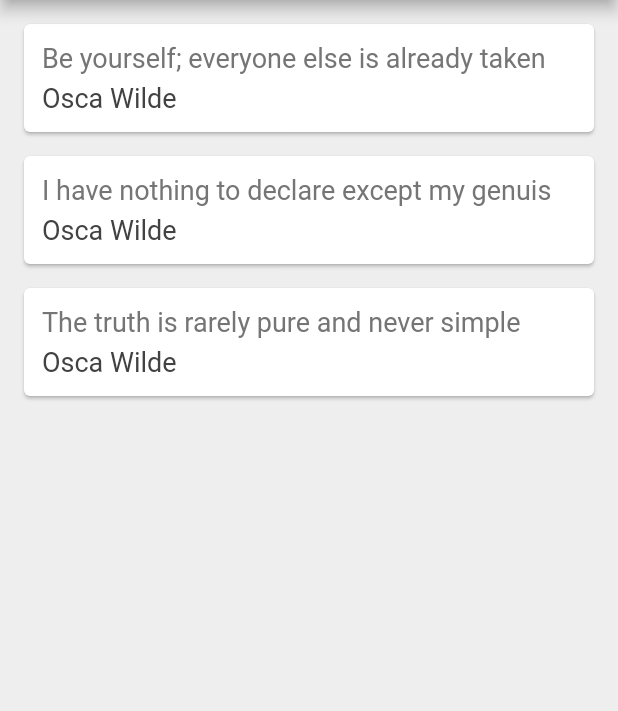
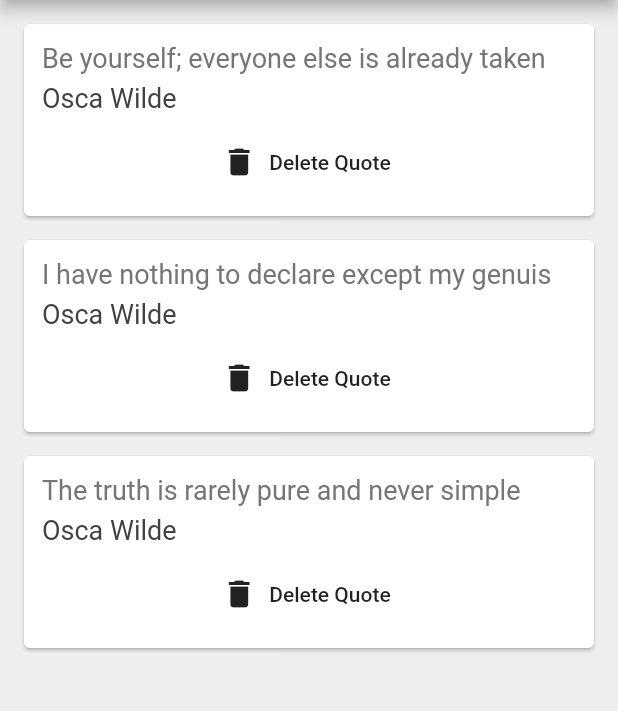
Before and after one commit to NimrahAltafAdam/quotes, a Flutter app: the screen it shows after launch, on a phone screen of 412 x 824 dp, the part 84-795 px from its top. Run offline on Flutter 3.47's test engine with Material 2 defaults, Android fonts, the phone set to English and light mode, and no system bars.

Commit message:
Functions as Parameters
Learned how we can update the state of our 'parent' widget by passing a function into a nested 'child' widget.

```diff
--- a/lib/main.dart
+++ b/lib/main.dart
@@ -39,8 +39,22 @@ class _QuoteListState extends State<QuoteList> {
       ),
       body: Column(
         //ALWAYS USE CURLY BRACKETS WHEN YOU WISH TO DEFINE OR DISPLAY THE PROPERTIES OF VARIABLES
-        children: quotes.map((quote) => QuoteCard(quote: quote)).toList(),
+        children: quotes.map((quote) => QuoteCard(
+          quote: quote,
+          delete: () {
+            setState(() {
+              quotes.remove(quote);
+            });
+          } ,
+        )).toList(),
       )
     );
   }
 }
+
+
+// delete: () {
+// setState(() {
+// quotes.remove(quote);
+// });
+// })
--- a/lib/quote_card.dart
+++ b/lib/quote_card.dart
@@ -5,7 +5,8 @@ import 'quote.dart';
 class QuoteCard extends StatelessWidget {
 
   final Quote quote;
-  QuoteCard({ required this.quote});
+  final VoidCallback delete;
+  QuoteCard({ required this.quote , required this.delete});
 
   @override
   Widget build(BuildContext context) {
@@ -31,7 +32,12 @@ class QuoteCard extends StatelessWidget {
                     color: Colors.grey[800],
                   )
               ),
-
+              SizedBox(height: 8.0),
+              FlatButton.icon(
+                onPressed: delete,
+                label: Text('Delete Quote'),
+                icon: Icon(Icons.delete),
+              )
             ],
           ),
         )
```
